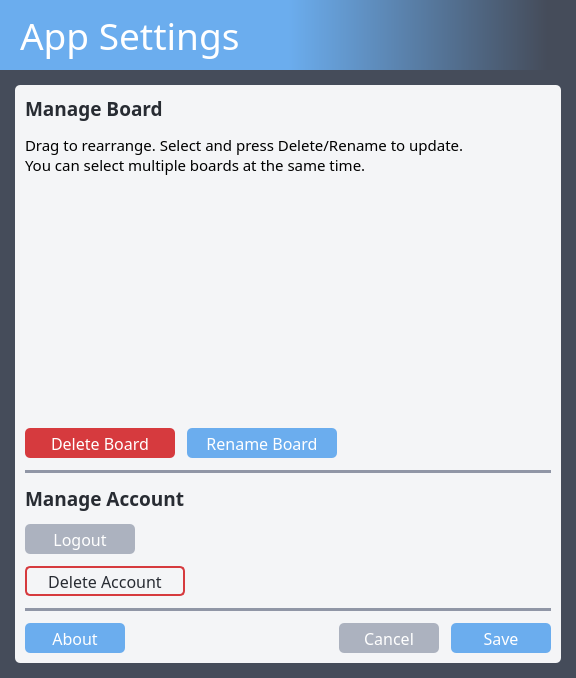
This is src/ui/app_settings.ui in dulapahv/Kanbaru as Qt 5 draws it before an edit. The edited form follows.
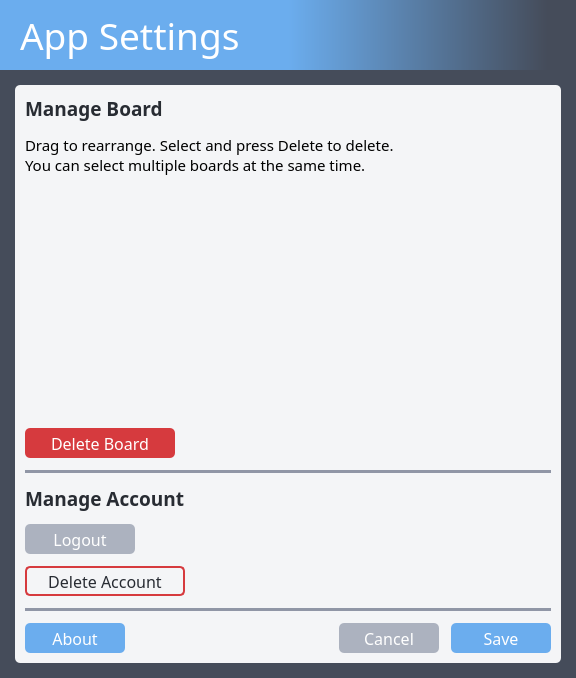
This is the edited form. Icons and pictures are not drawn.

Commit message: Fix logging issues, remove rename functions from app settings

```diff
--- a/src/ui/app_settings.ui
+++ b/src/ui/app_settings.ui
@@ -149,7 +149,7 @@
                  </font>
                 </property>
                 <property name="text">
-                 <string>Drag to rearrange. Select and press Delete/Rename to update.
+                 <string>Drag to rearrange. Select and press Delete to delete.
 You can select multiple boards at the same time.</string>
                 </property>
                 <property name="wordWrap">
@@ -253,42 +253,6 @@
                   </property>
                  </widget>
                 </item>
-                <item>
-                 <widget class="QPushButton" name="btn_rename">
-                  <property name="sizePolicy">
-                   <sizepolicy hsizetype="Fixed" vsizetype="Fixed">
-                    <horstretch>0</horstretch>
-                    <verstretch>0</verstretch>
-                   </sizepolicy>
-                  </property>
-                  <property name="minimumSize">
-                   <size>
-                    <width>150</width>
-                    <height>30</height>
-                   </size>
-                  </property>
-                  <property name="font">
-                   <font>
-                    <family>Torus Pro</family>
-                    <pointsize>12</pointsize>
-                   </font>
-                  </property>
-                  <property name="cursor">
-                   <cursorShape>PointingHandCursor</cursorShape>
-                  </property>
-                  <property name="focusPolicy">
-                   <enum>Qt::TabFocus</enum>
-                  </property>
-                  <property name="styleSheet">
-                   <string notr="true">QPushButton {background-color: #6badee; color: #ffffff; border-radius: 5px}
-QPushButton:hover {background-color: #5487bb;}
-QPushButton:focus {border-color: #000000; border-width: 1.5px; border-style: solid;}</string>
-                  </property>
-                  <property name="text">
-                   <string>Rename Board</string>
-                  </property>
-                 </widget>
-                </item>
                 <item>
                  <spacer name="horizontalSpacer_3">
                   <property name="orientation">
```
Left out of the diff: 1 changed line with no effect on the pictures. The commit also changes 6 other files.
